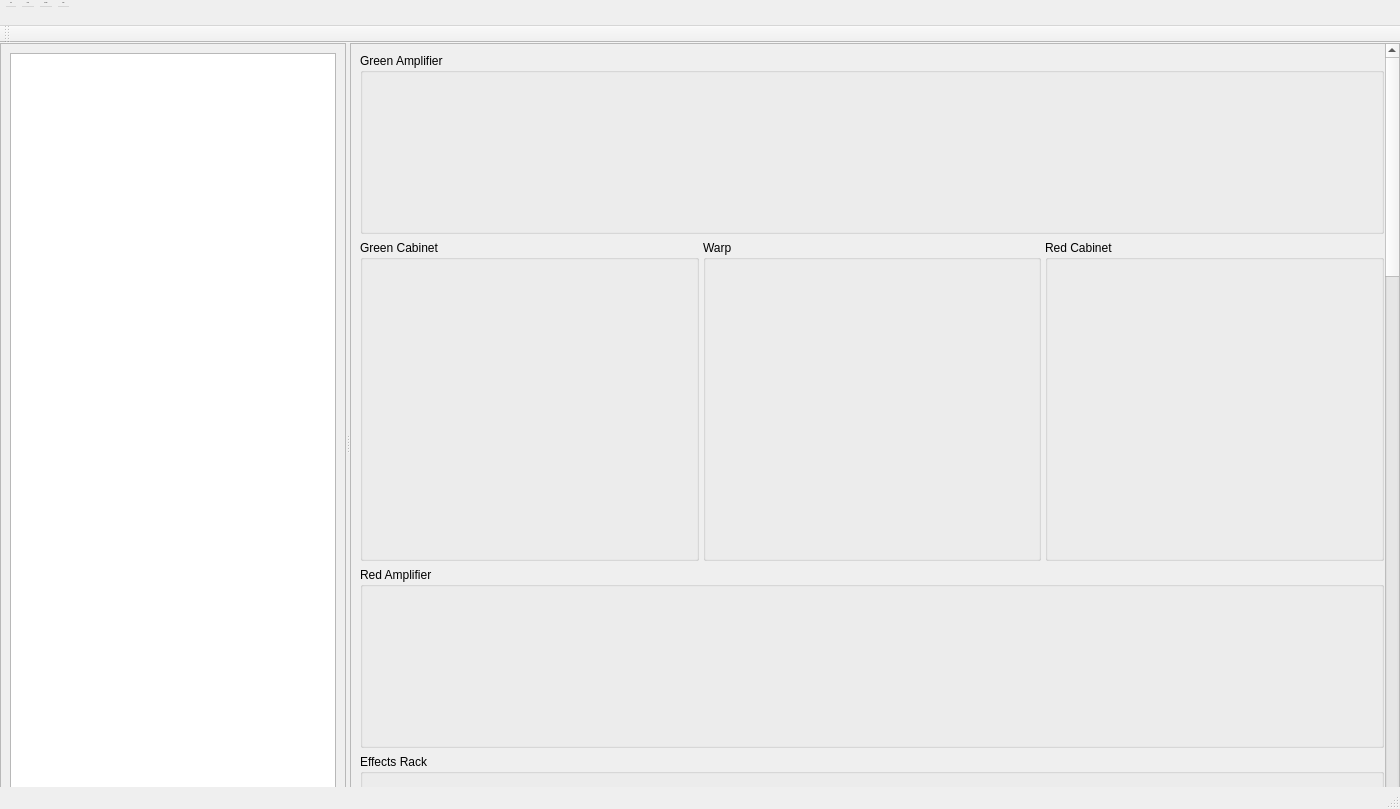
Old version of the form src/ui/mainwindow.ui in the repository gary-1959/GNXEdit.
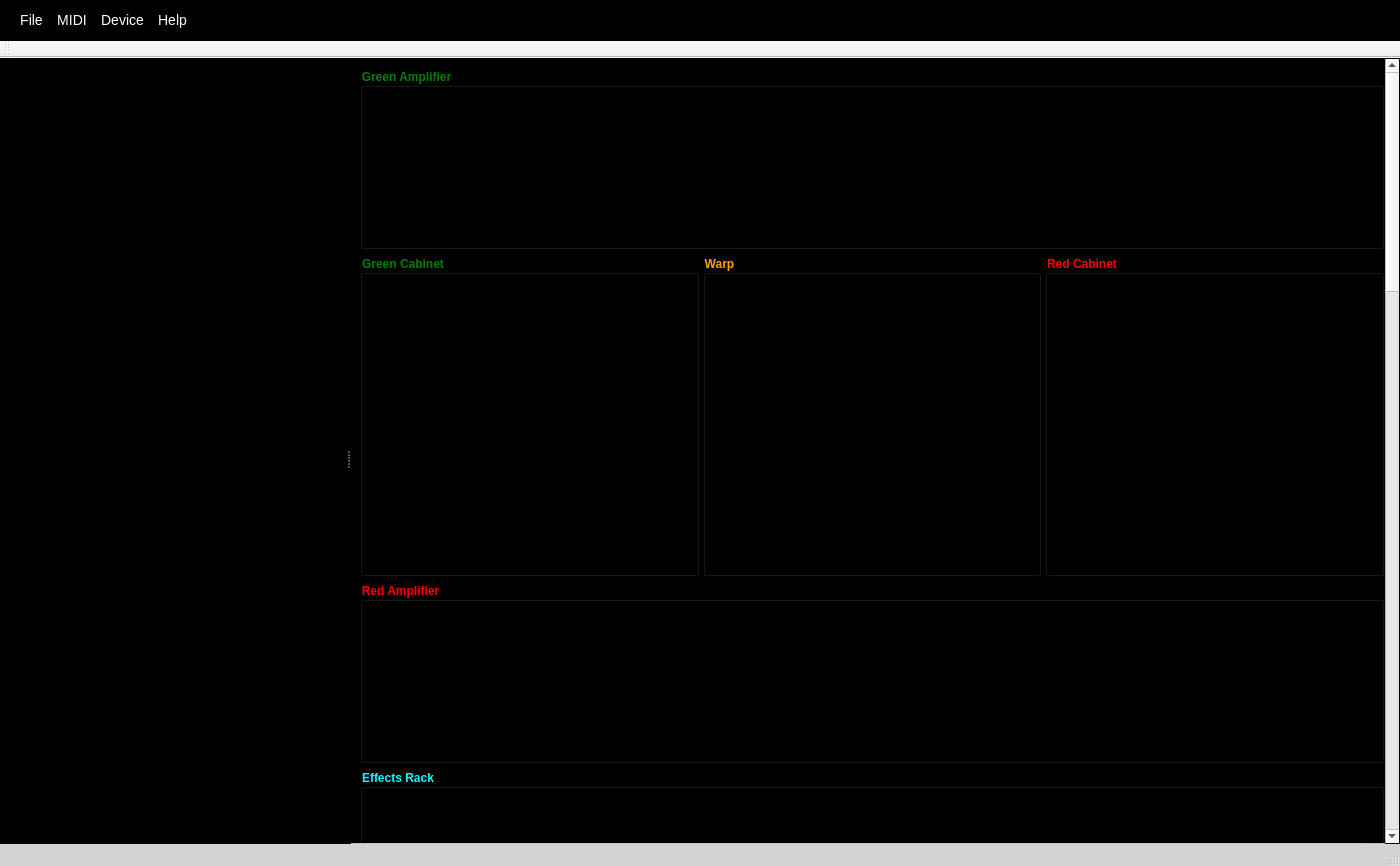
New version of the form. Custom widgets are drawn as their Qt base class.

Diff of the .ui file:
```diff
--- a/src/ui/mainwindow.ui
+++ b/src/ui/mainwindow.ui
@@ -7,7 +7,7 @@
     <x>0</x>
     <y>0</y>
     <width>1400</width>
-    <height>809</height>
+    <height>866</height>
    </rect>
   </property>
   <property name="minimumSize">
@@ -139,11 +139,20 @@
    color: lightpink;
    font-size: 12px;
 }
+QStatusBar {
+	padding: 8px, 0;
+	background-color: lightgray;
+	color: black;
+}
 
-}</string>
+QStatusBar QLabel {
+	border: 1px solid gray;
+}
+
+</string>
   </property>
   <widget class="QWidget" name="centralwidget">
-   <layout class="QVBoxLayout" name="verticalLayout_6">
+   <layout class="QHBoxLayout" name="horizontalLayout">
     <property name="spacing">
      <number>0</number>
     </property>
```
Left out of the diff: 8 changed lines with no effect on the pictures.
